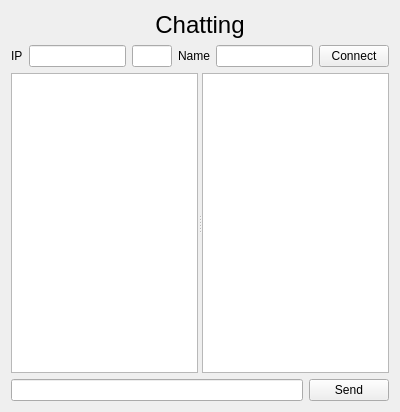
Above: chattingform.ui from ChunJeong27/CRMMiniProject before the change. Below: the same form after it.
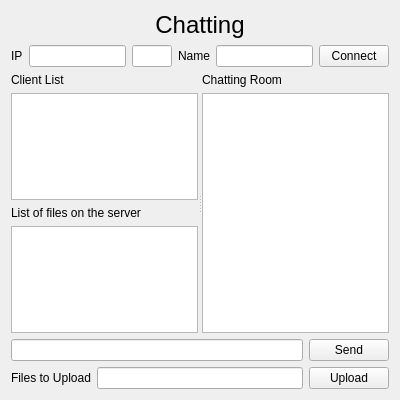
That is the form after the change.

Commit message: client chatting에 파일 전송 구현 및 서버 통합

Patch:
```diff
--- a/chattingform.ui
+++ b/chattingform.ui
@@ -13,7 +13,7 @@
   <property name="windowTitle">
    <string>Form</string>
   </property>
-  <layout class="QVBoxLayout" name="verticalLayout">
+  <layout class="QVBoxLayout" name="verticalLayout_3">
    <item>
     <widget class="QLabel" name="label">
      <property name="maximumSize">
@@ -87,17 +87,47 @@
      <property name="orientation">
       <enum>Qt::Horizontal</enum>
      </property>
-     <widget class="QListWidget" name="clientListWidget"/>
-     <widget class="QTextEdit" name="chattingTextEdit">
-      <property name="minimumSize">
-       <size>
-        <width>0</width>
-        <height>300</height>
-       </size>
-      </property>
-      <property name="readOnly">
-       <bool>true</bool>
-      </property>
+     <widget class="QWidget" name="">
+      <layout class="QVBoxLayout" name="verticalLayout">
+       <item>
+        <widget class="QLabel" name="label_5">
+         <property name="text">
+          <string>Client List</string>
+         </property>
+        </widget>
+       </item>
+       <item>
+        <widget class="QListWidget" name="clientListWidget"/>
+       </item>
+       <item>
+        <widget class="QLabel" name="label_6">
+         <property name="text">
+          <string>List of files on the server</string>
+         </property>
+        </widget>
+       </item>
+       <item>
+        <widget class="QListWidget" name="listWidget"/>
+       </item>
+      </layout>
+     </widget>
+     <widget class="QWidget" name="">
+      <layout class="QVBoxLayout" name="verticalLayout_2">
+       <item>
+        <widget class="QLabel" name="label_7">
+         <property name="text">
+          <string>Chatting Room</string>
+         </property>
+        </widget>
+       </item>
+       <item>
+        <widget class="QTextEdit" name="chattingTextEdit">
+         <property name="readOnly">
+          <bool>true</bool>
+         </property>
+        </widget>
+       </item>
+      </layout>
      </widget>
     </widget>
    </item>
@@ -115,6 +145,31 @@
      </item>
     </layout>
    </item>
+   <item>
+    <layout class="QHBoxLayout" name="horizontalLayout_3">
+     <item>
+      <widget class="QLabel" name="label_4">
+       <property name="text">
+        <string>Files to Upload</string>
+       </property>
+      </widget>
+     </item>
+     <item>
+      <widget class="QLineEdit" name="lineEdit">
+       <property name="readOnly">
+        <bool>true</bool>
+       </property>
+      </widget>
+     </item>
+     <item>
+      <widget class="QPushButton" name="uploadPushButton">
+       <property name="text">
+        <string>Upload</string>
+       </property>
+      </widget>
+     </item>
+    </layout>
+   </item>
   </layout>
  </widget>
  <resources/>
```
The commit also changes 8 other files.
